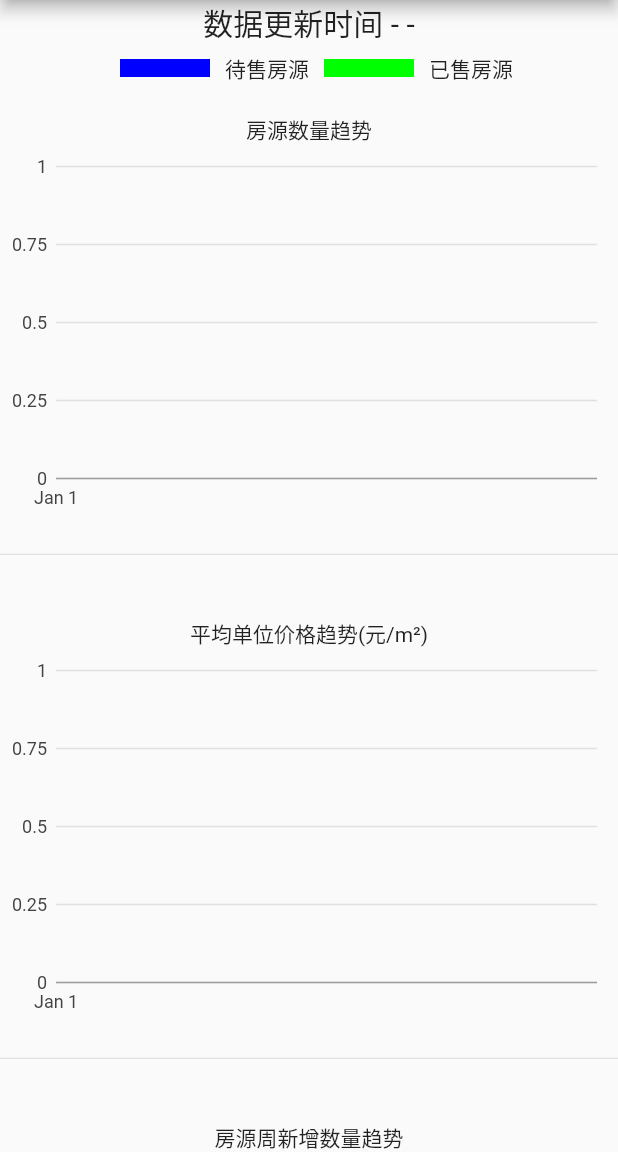
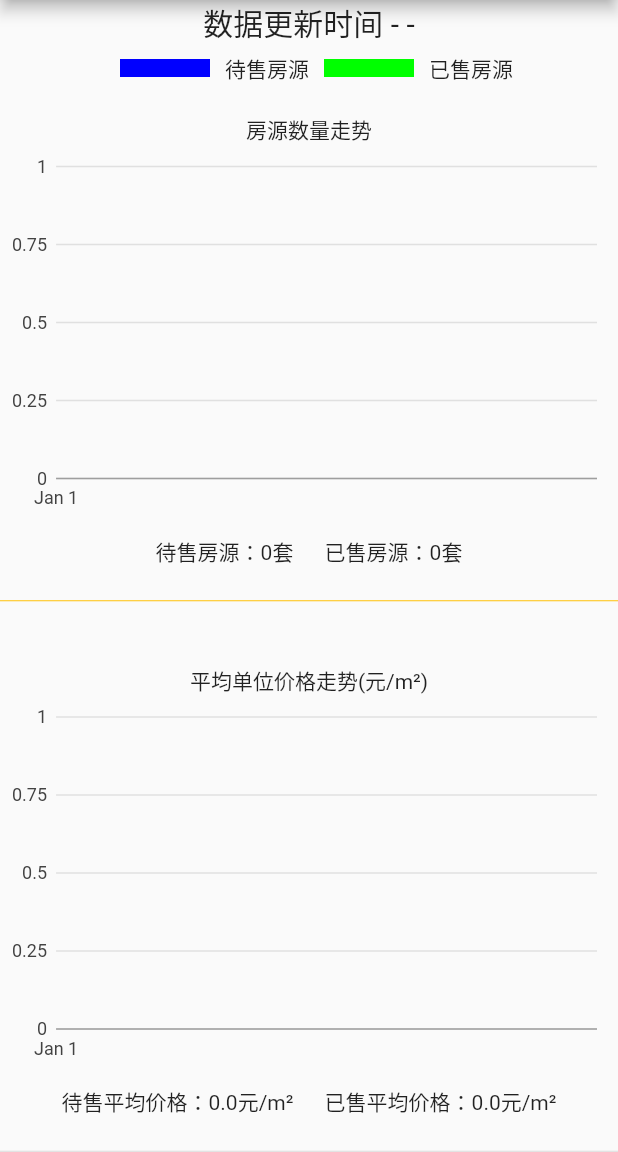
Before and after one commit to lyrric/flutter-lianjia, a Flutter app: the screen it shows after launch, on a phone screen of 412 x 824 dp, the part 84-1236 px from its top. Run offline on Flutter 3.47's test engine with Material 2 defaults, Android fonts, the phone set to English and light mode, and no system bars; our stand-ins replace charts_flutter, dio; missing offline and left inert: charts_common; generated files the repository leaves out were written again; network calls fail.

Commit message:
不能用版本

```diff
--- a/lib/main.dart
+++ b/lib/main.dart
@@ -9,6 +9,7 @@ import 'package:lianjia/views/week_stat_view.dart';
 
 import 'model/selling_house.dart';
 import 'model/sold_house.dart';
+import 'model/stat_data.dart';
 
 void main(){
   // 强制横屏
@@ -56,6 +57,9 @@ class _MyHomePageState extends State<MyHomePage> {
   List<SellingMonthStat> sellingMonthStatData = new List();
   List<SoldMonthStat> soldMonthStatData = new List();
 
+  ///统计数据
+  StatData statData = new StatData();
+
   var versionService = VersionService();
   var soldHouseService = SoldHouseService();
   var sellingHouseService = SellingHouseService();
@@ -73,21 +77,33 @@ class _MyHomePageState extends State<MyHomePage> {
     sellingHouseService.getSellingWeekStat().then((data)=>{
       super.setState((){
         sellingWeekStatData = data;
+        statData.sellingAmount = data[11].amount;
+        statData.sellingWeekPricePer = data[11].avgPricePer;
+        statData.sellingWeekIncrease = data[11].increasedAmount;
       })
     });
     sellingHouseService.getSellingMonthStat().then((data)=>{
       super.setState((){
         sellingMonthStatData = data;
+        statData.sellingMonthIncrease = data[11].amount;
+        statData.sellingMonthPricePer = data[11].avgPricePer;
+        statData.sellingMonthIncrease = data[11].increasedAmount;
       })
     });
     soldHouseService.getSoldWeekStat().then((data)=>{
       super.setState((){
         soldWeekStatData = data;
+        statData.soldAmount = data[11].amount;
+        statData.soldWeekPricePer = data[11].avgPricePer;
+        statData.soldWeekIncrease = data[11].increasedAmount;
       })
     });
     soldHouseService.getSoldMonthStat().then((data)=>{
       super.setState((){
         soldMonthStatData = data;
+        statData.soldMonthIncrease = data[11].amount;
+        statData.soldMonthPricePer = data[11].avgPricePer;
+        statData.soldMonthIncrease = data[11].increasedAmount;
       })
     });
   }
@@ -137,27 +153,45 @@ class _MyHomePageState extends State<MyHomePage> {
             ),
             new Container(
               padding: const EdgeInsets.only(top: 20),
-              child: new Text('房源数量趋势'),
+              child: new Text('房源数量走势'),
             ),
             isWeek?new WeekStatView(sellingWeekStatData, soldWeekStatData, 'amount'):new MonthStatView(sellingMonthStatData, soldMonthStatData, 'amount'), //房源数量变化
+            new Container(
+              padding: const EdgeInsets.only(top: 10),
+              child:  new Text('待售房源：'+ statData.sellingAmount.toString() + '套      已售房源：'+ statData.soldAmount.toString() + '套')
+            ),
+            new Container(
+              padding: const EdgeInsets.only(top: 20),
+              child:  new Divider(height: 5, color: Colors.amber,),
+            ),
+             new Container(
+              padding: const EdgeInsets.only(top: 40),
+              child: new Text('平均单位价格走势(元/m²)'),
+            ),
+
+            isWeek?new WeekStatView(sellingWeekStatData, soldWeekStatData, 'avgPricePer'):new MonthStatView(sellingMonthStatData, soldMonthStatData, 'avgPricePer'),//房源单位平均价格变化
+            new Container(
+                padding: const EdgeInsets.only(top: 10),
+                child:  new Text('待售平均价格：'+ statData.sellingWeekPricePer.toString() + '元/m²      已售平均价格：'+ statData.soldWeekPricePer.toString() + '元/m²')
+            ),
             new Container(
               padding: const EdgeInsets.only(top: 20),
               child:  new Divider(height: 5,),
             ),
-             new Container(
+
+            new Container(
               padding: const EdgeInsets.only(top: 40),
-              child: new Text('平均单位价格趋势(元/m²)'),
+              child: new Text('房源新增数量走势'),
             ),
-            isWeek?new WeekStatView(sellingWeekStatData, soldWeekStatData, 'avgPricePer'):new MonthStatView(sellingMonthStatData, soldMonthStatData, 'avgPricePer'),//房源单位平均价格变化
+            isWeek?new WeekStatView(sellingWeekStatData, soldWeekStatData, 'increasedAmount'):new MonthStatView(sellingMonthStatData, soldMonthStatData, 'increasedAmount'), //房源新增数据变化
+            new Container(
+                padding: const EdgeInsets.only(top: 10),
+                child:  new Text('本周新增待售房源：'+ statData.sellingWeekIncrease.toString() + '套      已售房源：'+ statData.soldWeekIncrease.toString() + '套')
+            ),
             new Container(
               padding: const EdgeInsets.only(top: 20),
               child:  new Divider(height: 5,),
             ),
-            new Container(
-              padding: const EdgeInsets.only(top: 40),
-              child: new Text('房源周新增数量趋势'),
-            ),
-            isWeek?new WeekStatView(sellingWeekStatData, soldWeekStatData, 'increasedAmount'):new MonthStatView(sellingMonthStatData, soldMonthStatData, 'increasedAmount'), //房源新增数据变化
 
           ],
         ),
--- /dev/null
+++ b/lib/model/stat_data.dart
@@ -0,0 +1,43 @@
+
+class StatData{
+
+  //待售房源数量（总）
+  int sellingAmount = 0;
+
+  //售出房源数量（总）
+  int soldAmount = 0;
+
+/*  //待售中的房源平均价格（总）
+  double sellingAvgPricePer = 0;
+
+  //已售中的房源平均价格（总）
+  double soldAvgPricePer = 0;*/
+
+
+  //待售房源更新数量（周）
+  int sellingWeekIncrease = 0;
+
+  //待售中的房源平均价格（周）
+  double sellingWeekPricePer = 0;
+
+  //已售房源增加数量（周）
+  int soldWeekIncrease = 0;
+
+  //已售中的房源平均价格（周）
+  double soldWeekPricePer = 0;
+
+
+
+  //待售中的房源平均价格（月）
+  double sellingMonthPricePer = 0;
+
+  //待售房源更新数量（月）
+  int sellingMonthIncrease = 0;
+
+  //待售房源更新数量（月）
+  int soldMonthIncrease = 0;
+
+  //待售中的房源平均价格（月）
+  double soldMonthPricePer = 0;
+
+}
```
